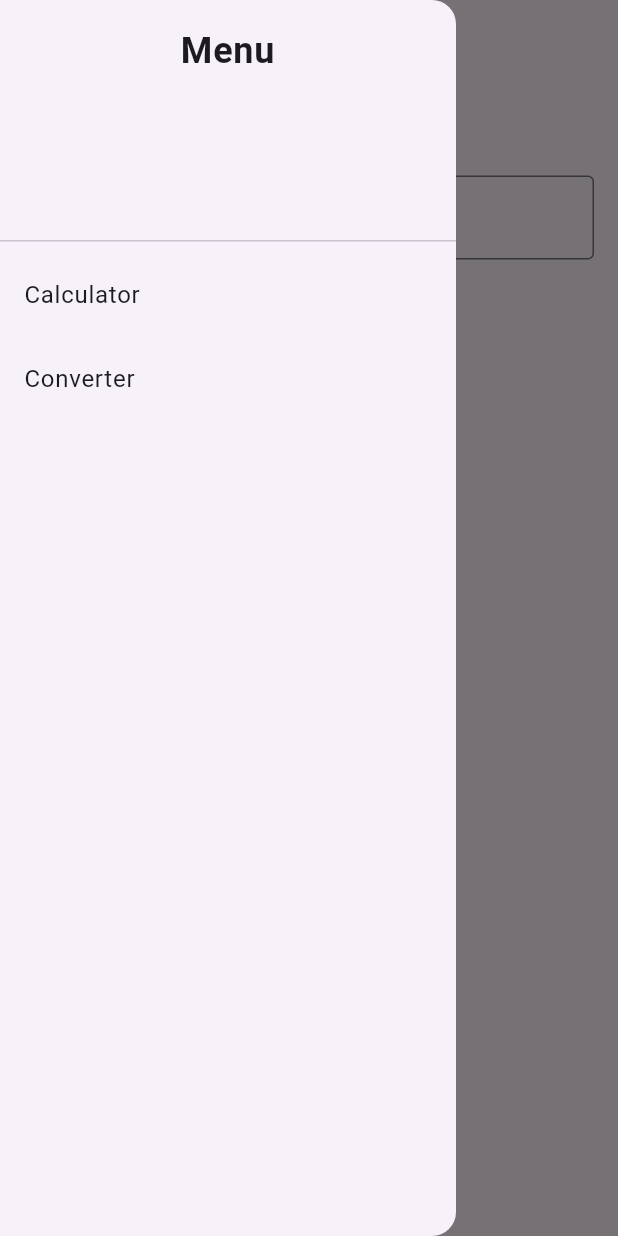
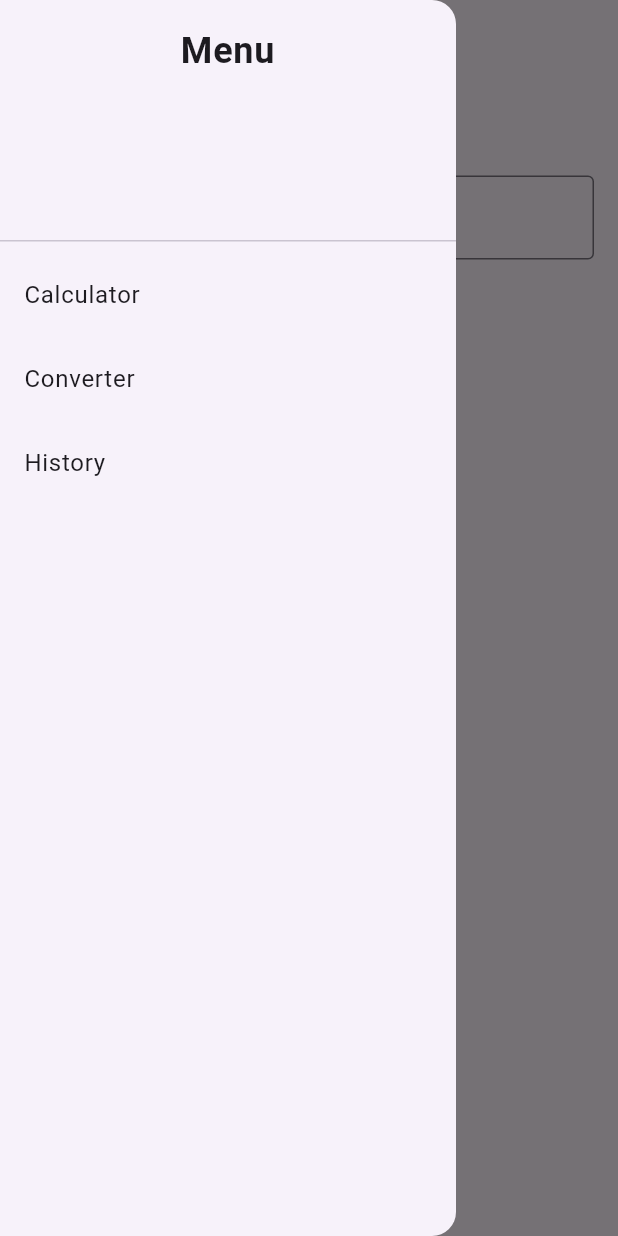
Before and after one commit to whitemam8a/Flutter_Calculator, a Flutter app: the ConverterPage screen opened by its route, with the side drawer open, on a phone screen of 412 x 824 dp. Run offline on Flutter 3.47's test engine with Material 3 defaults, Android fonts, the phone set to English and light mode, and no system bars; our stand-ins replace math_expressions, shared_preferences; accounts and stored records are empty.

Commit message:
Added calculator history

```diff
--- a/lib/NavBar.dart
+++ b/lib/NavBar.dart
@@ -23,6 +23,10 @@ class NavBar extends StatelessWidget {
           title: const Text('Converter'),
           onTap: () => {Navigator.of(context).pushNamed('/converter')},
         ),
+        ListTile(
+          title: const Text('History'),
+          onTap: () => {Navigator.of(context).pushNamed('/history')},
+        ),
       ]),
     );
   }
--- a/lib/main.dart
+++ b/lib/main.dart
@@ -1,8 +1,7 @@
 import 'package:flutter/material.dart';
-import 'package:hello_flutter/NavBar.dart';
 import 'package:hello_flutter/screens/Calculator_Page.dart';
-import 'package:math_expressions/math_expressions.dart';
 import 'package:hello_flutter/screens/Converter_Page.dart';
+import 'package:hello_flutter/screens/History_Page.dart';
 
 void main() {
   runApp(My_Calculator());
@@ -19,6 +18,7 @@ class My_Calculator extends StatelessWidget {
       routes: {
         '/': (context) => MyHomePage(),
         '/converter': (context) => ConverterPage(),
+        '/history': (context) => HistoryPage(),
       },
       // home: MyHomePage(),
       debugShowCheckedModeBanner: false,
--- a/lib/screens/Converter_Page.dart
+++ b/lib/screens/Converter_Page.dart
@@ -27,11 +27,12 @@ class _ConverterPageState extends State<ConverterPage> {
         appBar: AppBar(
           centerTitle: true,
           title: Text(
-          'Converter',
+            'Flutter Converter',
             style: TextStyle(fontSize: 24),
           ),
         ),
-      body: Center(
+        body: SingleChildScrollView(
+          child: Center(
               child: Column(
             children: [
               SizedBox(
@@ -79,6 +80,6 @@ class _ConverterPageState extends State<ConverterPage> {
               ),
             ],
           )),
-    );
+        ));
   }
 }
--- a/pubspec.yaml
+++ b/pubspec.yaml
@@ -36,6 +36,8 @@ dependencies:
   # Use with the CupertinoIcons class for iOS style icons.
   cupertino_icons: ^1.0.2
   math_expressions: ^2.4.0
+  shared_preferences: ^2.2.2
+  intl: ^0.19.0
 
 dev_dependencies:
   flutter_test:
```
Also changed, not shown: lib/screens/Calculator_Page.dart (+14 -0 lines), lib/screens/History_Page.dart (added, +78 -0 lines), pubspec.lock, 1 other file. Lines whose indentation alone changed are shown as unchanged.
